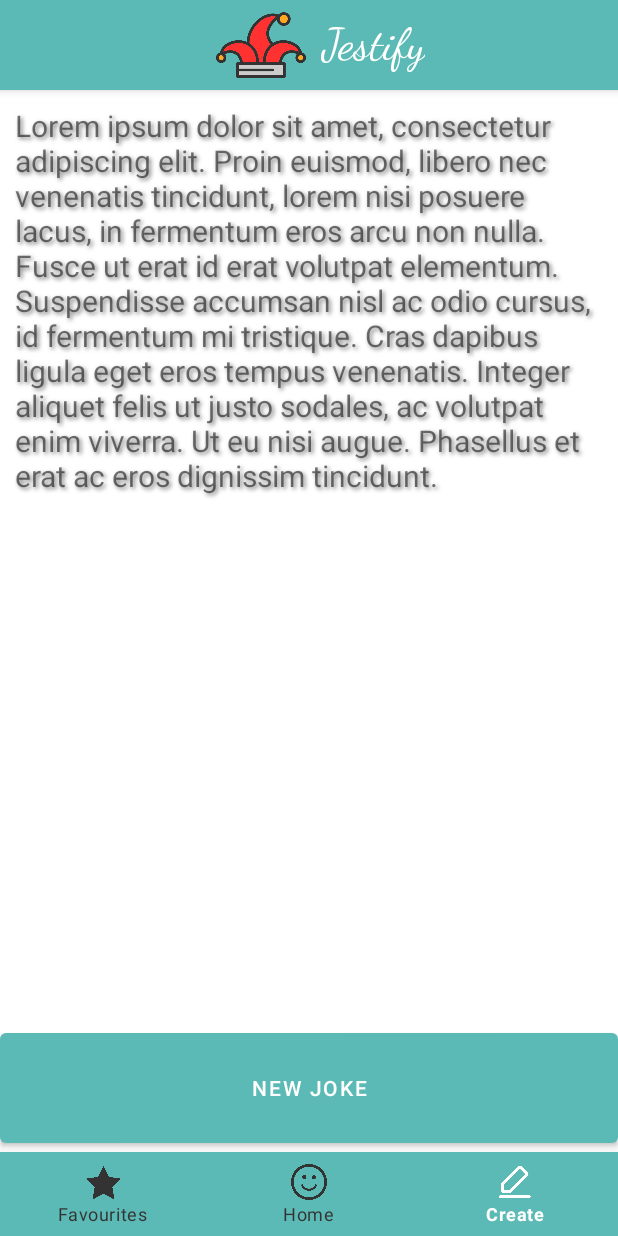
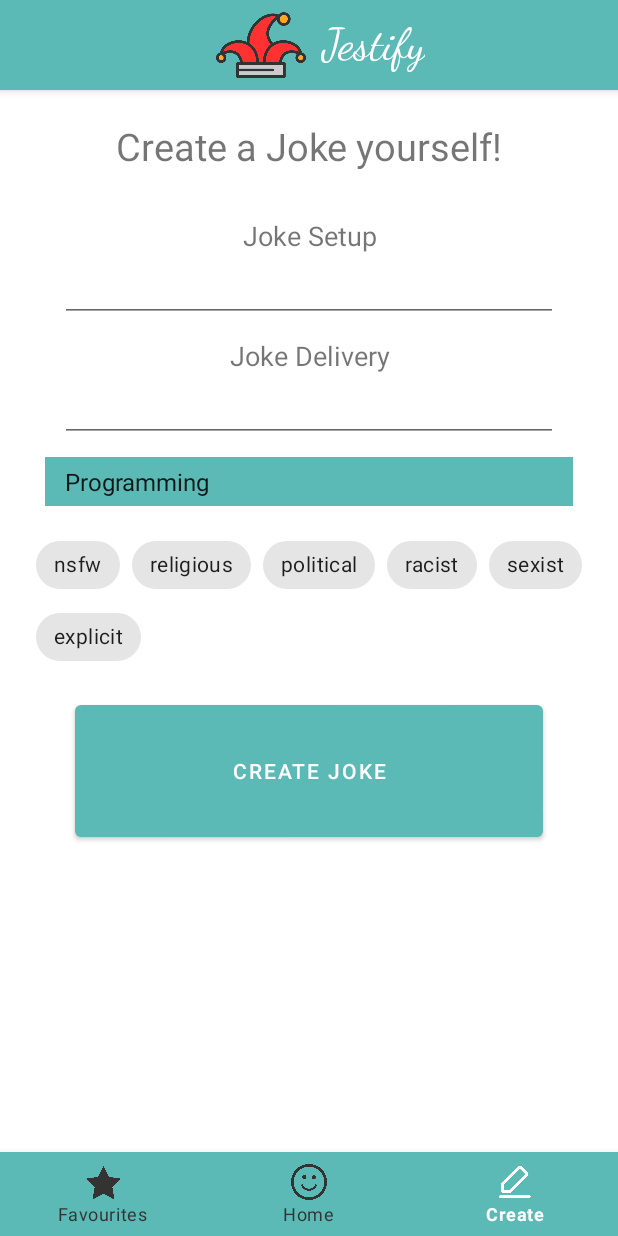
Before and after one commit to tfHugo14/PMDM_UF1_Jestify, an Android app: the CreateFragment screen opened through its navigation route, on a phone screen of 412 x 824 dp. Run offline under Robolectric (Android 15) with nearby library versions, the phone set to English and light mode, and no system bars; our stand-ins replace navigation-ui.

Commit message:
Update: added new elements to fragment_create, added some colours to themes and colors

```diff
--- a/app/src/main/java/com/example/pmdm_uf1_jestify/ui/create/CreateFragment.kt
+++ b/app/src/main/java/com/example/pmdm_uf1_jestify/ui/create/CreateFragment.kt
@@ -28,9 +28,8 @@ class CreateFragment : Fragment() {
         _binding = FragmentCreateBinding.inflate(inflater, container, false)
         val root: View = binding.root
 
-        val textView: TextView = binding.textNotifications
         notificationsViewModel.text.observe(viewLifecycleOwner) {
-            textView.text = it
+
         }
         return root
     }
--- a/app/src/main/java/com/example/pmdm_uf1_jestify/ui/create/CreateViewModel.kt
+++ b/app/src/main/java/com/example/pmdm_uf1_jestify/ui/create/CreateViewModel.kt
@@ -5,9 +5,11 @@ import androidx.lifecycle.MutableLiveData
 import androidx.lifecycle.ViewModel
 
 class CreateViewModel : ViewModel() {
-
     private val _text = MutableLiveData<String>().apply {
         value = "Lorem ipsum dolor sit amet, consectetur adipiscing elit. Proin euismod, libero nec venenatis tincidunt, lorem nisi posuere lacus, in fermentum eros arcu non nulla. Fusce ut erat id erat volutpat elementum. Suspendisse accumsan nisl ac odio cursus, id fermentum mi tristique. Cras dapibus ligula eget eros tempus venenatis. Integer aliquet felis ut justo sodales, ac volutpat enim viverra. Ut eu nisi augue. Phasellus et erat ac eros dignissim tincidunt."
     }
+
+    // use .luach{  } to do internet petitions on a secondary thread.
+
     val text: LiveData<String> = _text
 }
--- a/app/src/main/res/layout/fragment_create.xml
+++ b/app/src/main/res/layout/fragment_create.xml
@@ -2,32 +2,125 @@
 <LinearLayout xmlns:android="http://schemas.android.com/apk/res/android"
     xmlns:app="http://schemas.android.com/apk/res-auto"
     xmlns:tools="http://schemas.android.com/tools"
+    android:id="@+id/linear_layout_fragment_create"
     android:layout_width="match_parent"
     android:layout_height="match_parent"
     android:orientation="vertical"
     tools:context=".ui.create.CreateFragment">
 
     <TextView
-        android:id="@+id/text_notifications"
         android:layout_width="match_parent"
-        android:layout_height="match_parent"
-        android:layout_margin="10dp"
-        android:textAlignment="textStart"
-        android:textSize="20sp"
-        android:shadowColor="#80000000"
-        android:shadowDx="2"
-        android:shadowDy="2"
-        android:shadowRadius="3"
-        android:layout_weight="3"
-        />
+        android:layout_height="wrap_content"
+        android:padding="20dp"
+        android:text="@string/create_joke_text"
+        android:textAlignment="center"
+        android:textSize="25sp"
+    />
 
-    <Button
-        android:id="@+id/btn_new_joke"
+    <androidx.core.widget.NestedScrollView
+        app:layout_anchor="@+id/linear_layout_fragment_create"
         android:layout_width="match_parent"
-        android:layout_margin="0dp"
-        android:layout_height="100dp"
-        android:text="@string/btn_new_joke"
-        android:layout_weight="0.5"
-        />
+        android:layout_height="wrap_content"
+        app:layout_anchorGravity="center"
+        app:layout_behavior="@string/appbar_scrolling_view_behavior">
 
+        <LinearLayout
+            android:layout_width="match_parent"
+            android:layout_height="match_parent"
+            android:orientation="vertical">
+            <TextView
+                android:layout_width="match_parent"
+                android:layout_height="wrap_content"
+                android:text="@string/joke_setup"
+                android:textAlignment="center"
+                android:layout_marginTop="10dp"
+                android:textSize="18sp"
+                />
+            <EditText
+                android:layout_width="match_parent"
+                android:layout_height="wrap_content"
+                android:layout_marginLeft="40dp"
+                android:layout_marginRight="40dp"
+                />
+            <TextView
+                android:layout_width="match_parent"
+                android:layout_height="wrap_content"
+                android:text="@string/joke_delivery"
+                android:textAlignment="center"
+                android:layout_marginTop="10dp"
+                android:textSize="18sp"
+                />
+            <EditText
+                android:layout_width="match_parent"
+                android:layout_height="wrap_content"
+                android:layout_marginLeft="40dp"
+                android:layout_marginRight="40dp"
+                />
+    <Spinner
+        android:id="@+id/joke_types_spinner"
+        android:layout_width="match_parent"
+        android:layout_height="wrap_content"
+        android:layout_marginTop="10dp"
+        android:layout_marginStart="30dp"
+        android:layout_marginEnd="30dp"
+        android:background="@color/dim_teal"
+        android:popupBackground="@color/light_grey"
+        android:padding="5dp"
+        android:entries="@array/joke_types" />
+
+        <com.google.android.material.chip.ChipGroup
+            android:id="@+id/extras"
+            android:layout_width="wrap_content"
+            android:layout_height="wrap_content"
+            android:layout_gravity="center_horizontal"
+            android:layout_margin="15dp">
+
+            <com.google.android.material.chip.Chip
+                style="@style/Widget.MaterialComponents.Chip.Choice"
+                android:layout_width="wrap_content"
+                android:layout_height="wrap_content"
+                android:text="@string/flag_nsfw" />
+
+            <com.google.android.material.chip.Chip
+                style="@style/Widget.MaterialComponents.Chip.Choice"
+                android:layout_width="wrap_content"
+                android:layout_height="wrap_content"
+                android:text="@string/flag_religious" />
+
+            <com.google.android.material.chip.Chip
+                style="@style/Widget.MaterialComponents.Chip.Choice"
+                android:layout_width="wrap_content"
+                android:layout_height="wrap_content"
+                android:text="@string/flag_political" />
+
+            <com.google.android.material.chip.Chip
+                style="@style/Widget.MaterialComponents.Chip.Choice"
+                android:layout_width="wrap_content"
+                android:layout_height="wrap_content"
+                android:text="@string/flag_racist" />
+
+            <com.google.android.material.chip.Chip
+                style="@style/Widget.MaterialComponents.Chip.Choice"
+                android:layout_width="wrap_content"
+                android:layout_height="wrap_content"
+                android:text="@string/flag_sexist" />
+
+            <com.google.android.material.chip.Chip
+                style="@style/Widget.MaterialComponents.Chip.Choice"
+                android:layout_width="wrap_content"
+                android:layout_height="wrap_content"
+                android:text="@string/flag_explicit" />
+        </com.google.android.material.chip.ChipGroup>
+
+        <Button
+            android:id="@+id/btn_create_joke"
+            android:layout_width="match_parent"
+            android:layout_marginLeft="50dp"
+            android:layout_marginBottom="150dp"
+            android:layout_marginRight="50dp"
+            android:layout_height="100dp"
+            android:text="@string/btn_create_joke"
+            />
+        </LinearLayout>
+    </androidx.core.widget.NestedScrollView>
 </LinearLayout>
--- a/app/src/main/res/values/colors.xml
+++ b/app/src/main/res/values/colors.xml
@@ -9,6 +9,7 @@
 
     <color name="red">#ff3131</color>
     <color name="gold">#ffa721</color>
+    <color name="light_grey">#D2D2D2</color>
     <color name="grey">#333333</color>
     <color name="light_teal">#c0fcf8</color>
     <color name="dim_teal">#5bbab5</color>
--- a/app/src/main/res/values/strings.xml
+++ b/app/src/main/res/values/strings.xml
@@ -13,5 +13,22 @@
     <string name="dark">Dark</string>
     <string name="miscellanea">Miscellanea</string>
     <string name="programming">Programming</string>
-    <string name="btn_new_joke">New Joke</string>
+    <string name="btn_create_joke">Create Joke</string>
+    <string name="create_joke_text">Create a Joke yourself!</string>
+    <string name="joke_setup">Joke Setup</string>
+    <string name="joke_delivery">Joke Delivery</string>
+    <string name="flag_explicit">explicit</string>
+    <string name="flag_sexist">sexist</string>
+    <string name="flag_racist">racist</string>
+    <string name="flag_political">political</string>
+    <string name="flag_religious">religious</string>
+    <string name="flag_nsfw">nsfw</string>
+    <string-array name="joke_types">
+        <item>@string/programming</item>
+        <item>@string/miscellanea</item>
+        <item>@string/dark</item>
+        <item>@string/pun</item>
+        <item>@string/spooky</item>
+        <item>@string/christmas</item>
+    </string-array>
 </resources>
--- a/app/src/main/res/values/themes.xml
+++ b/app/src/main/res/values/themes.xml
@@ -1,6 +1,5 @@
 <resources xmlns:tools="http://schemas.android.com/tools">
     <style name="Theme.PMDM_UF1_Jestify" parent="Theme.MaterialComponents.DayNight.NoActionBar">
-
         <item name="colorPrimary">@color/dim_teal</item>
         <item name="colorPrimaryVariant">@color/red</item>
         <item name="colorOnPrimary">@color/white</item>
@@ -9,7 +8,16 @@
         <item name="colorSecondaryVariant">@color/darker_teal</item>
         <item name="colorOnSecondary">@color/light_teal</item>
 
+        <item name="colorPrimaryContainer">@color/dim_teal</item>
+        <item name="colorOnPrimaryContainer">@color/light_teal</item>
+        <item name="colorSecondaryContainer">@color/darker_teal</item>
+        <item name="colorOnSecondaryContainer">@color/dim_teal</item>
+        <item name="colorTertiaryContainer">@color/light_grey</item>
+        <item name="colorOnTertiaryContainer">@color/grey</item>
+
+        <item name="android:colorBackground">@color/white</item>
+        <item name="colorOnBackground">@color/light_teal</item>
+
         <item name="android:statusBarColor">?attr/colorSecondaryVariant</item>
-
     </style>
 </resources>
```
